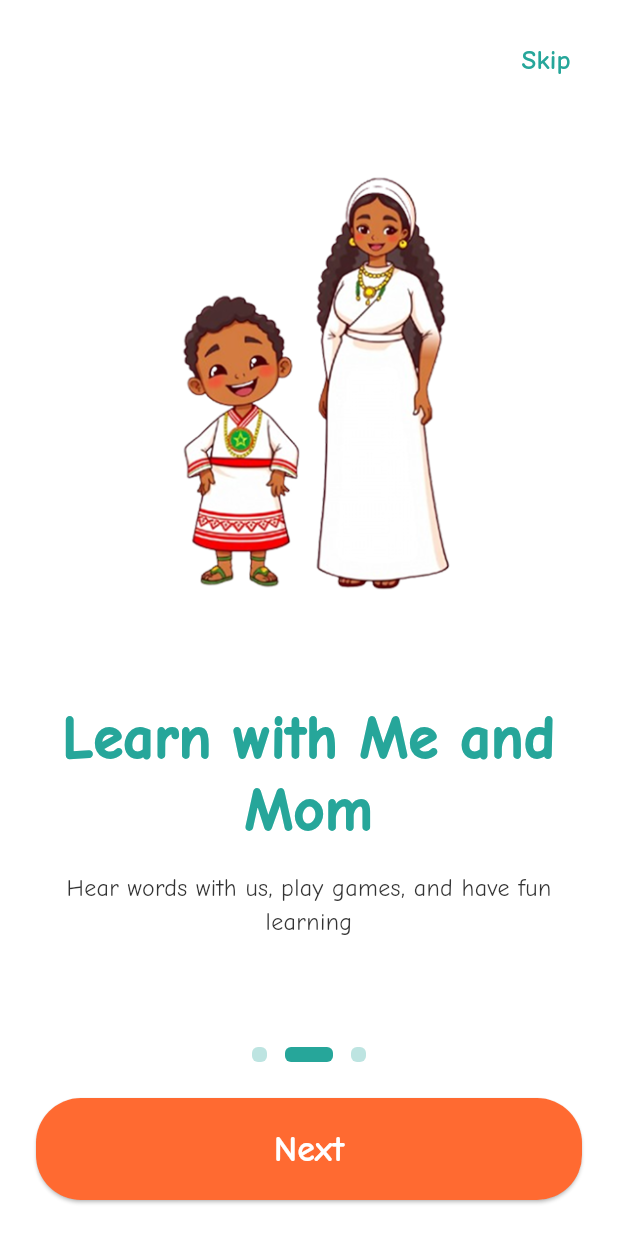
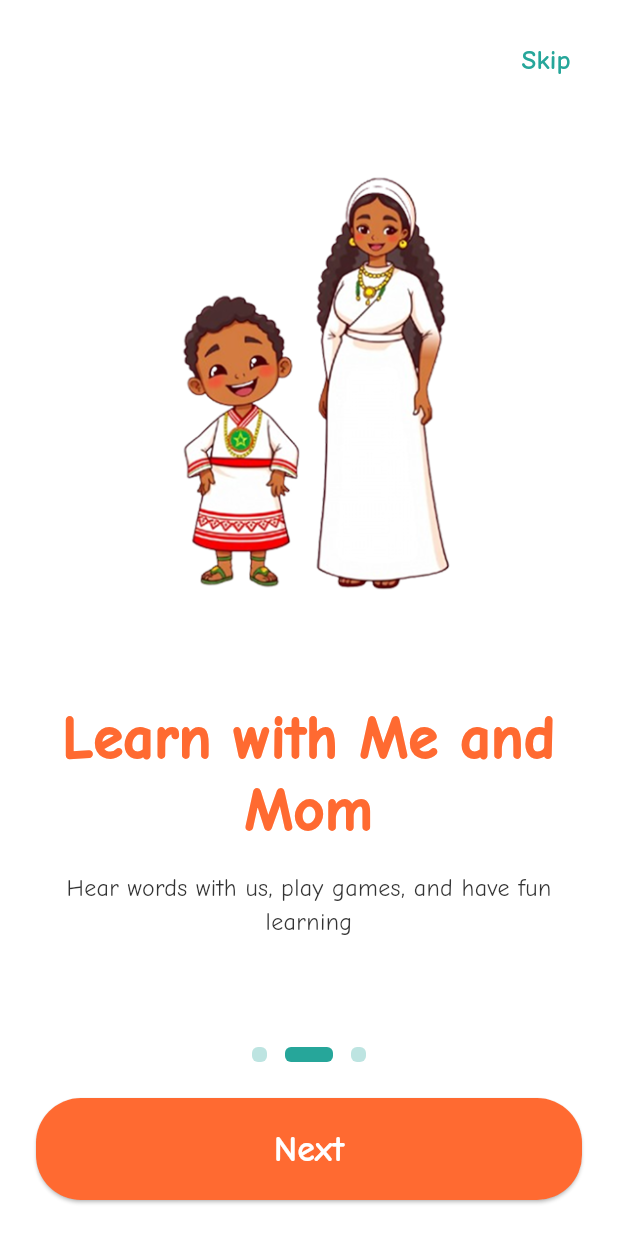
Before and after one commit to nati-d/solika, a Flutter app: the screen it shows after launch, swiped to page 2, on a phone screen of 412 x 824 dp. Run offline on Flutter 3.47's test engine with Material 3 defaults, Android fonts, the phone set to English and light mode, and no system bars; our stand-ins replace dartz, equatable, flutter_bloc, shared_preferences.

Commit message:
Update onboarding content text color to primary color for improved visibility and consistency in styling.

```diff
--- a/lib/features/onboarding/presentation/pages/onboarding_content.dart
+++ b/lib/features/onboarding/presentation/pages/onboarding_content.dart
@@ -70,7 +70,7 @@ class OnboardingContentWidget extends StatelessWidget {
                 Text(
                   content.title,
                   style: AppTheme.heading1.copyWith(
-                    color: AppTheme.secondaryColor,
+                    color: AppTheme.primaryColor,
                     fontSize: isVerySmallScreen ? 24 : isSmallScreen ? 32 : 40,
                     fontWeight: FontWeight.w900,
                     height: 1.2,
```
